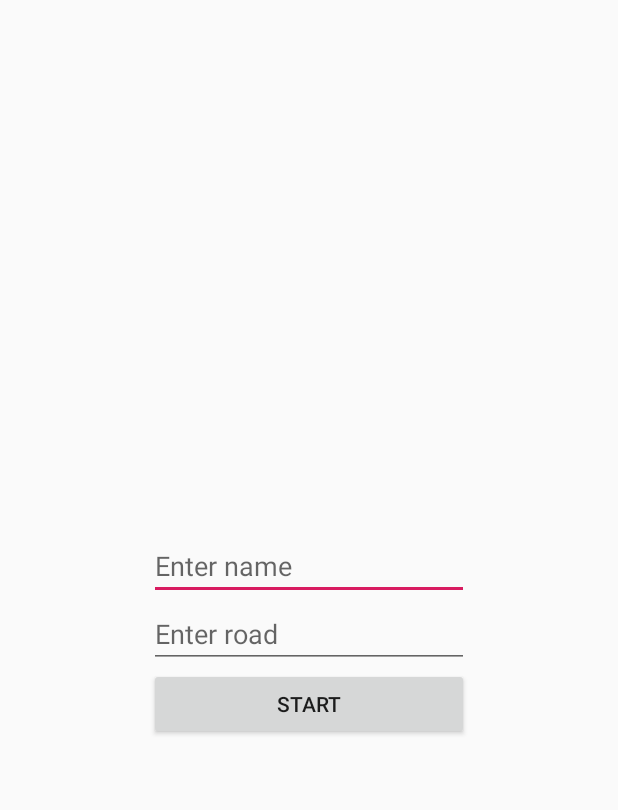
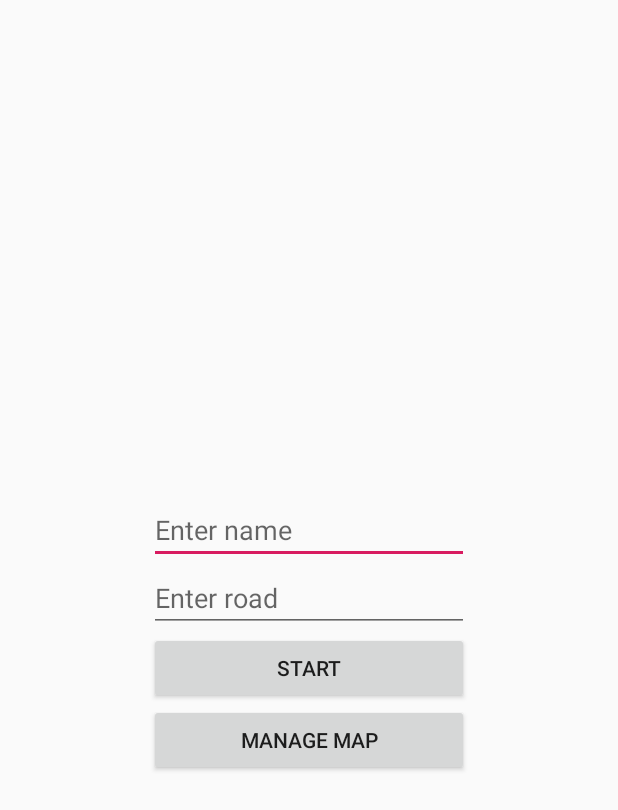
Before and after one commit to LamVu123/ClientSmartTraffic, an Android app: the layout activity_information.xml on its own in the app's theme, with its tools: preview values and no code run, on a phone screen of 412 x 824 dp. Shown: the top 810 px of the screen. Run offline under Robolectric (Android 15) with nearby library versions, the phone set to English and light mode, and no system bars.

Commit message:
Implement function view road and add manage button in information activity

```diff
--- a/Source/Client/SmartTrafficAccelerometer/app/src/main/res/layout/activity_information.xml
+++ b/Source/Client/SmartTrafficAccelerometer/app/src/main/res/layout/activity_information.xml
@@ -43,6 +43,12 @@
             android:layout_height="wrap_content"
             android:text="@string/text_btn_start" />
 
+        <Button
+            android:id="@+id/button_manage_2"
+            android:layout_width="match_parent"
+            android:layout_height="wrap_content"
+            android:text="@string/btn_manage" />
+
     </LinearLayout>
 
 </android.support.constraint.ConstraintLayout>
```
Also changed, not shown: Source/Client/SmartTrafficAccelerometer/app/src/main/java/com/duytry/smarttraffic/InformationActivity.java (+22 -1 lines), Source/Client/SmartTrafficAccelerometer/app/src/main/java/com/duytry/smarttraffic/MapsActivity.java (+8 -0 lines).
